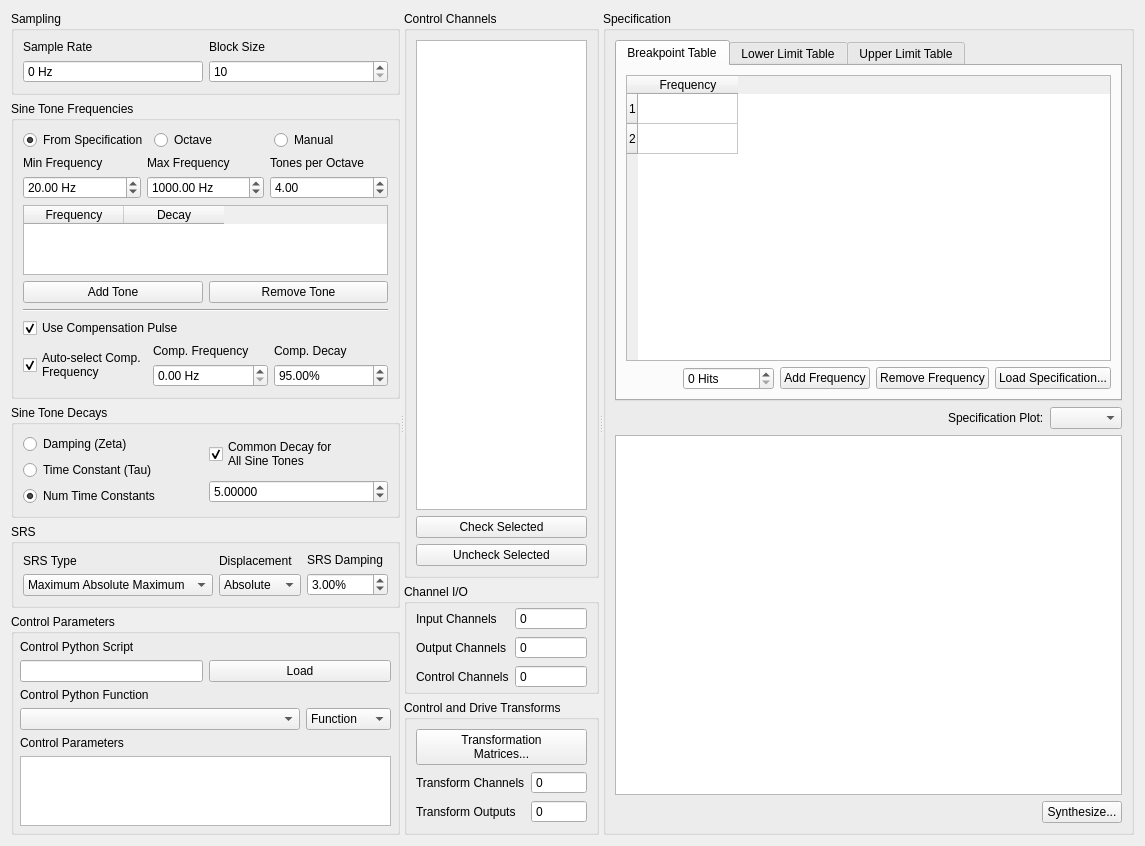
Above: src/rattlesnake/components/srs_sds_definition.ui from sandialabs/rattlesnake-vibration-controller before the change. Below: the same form after it.
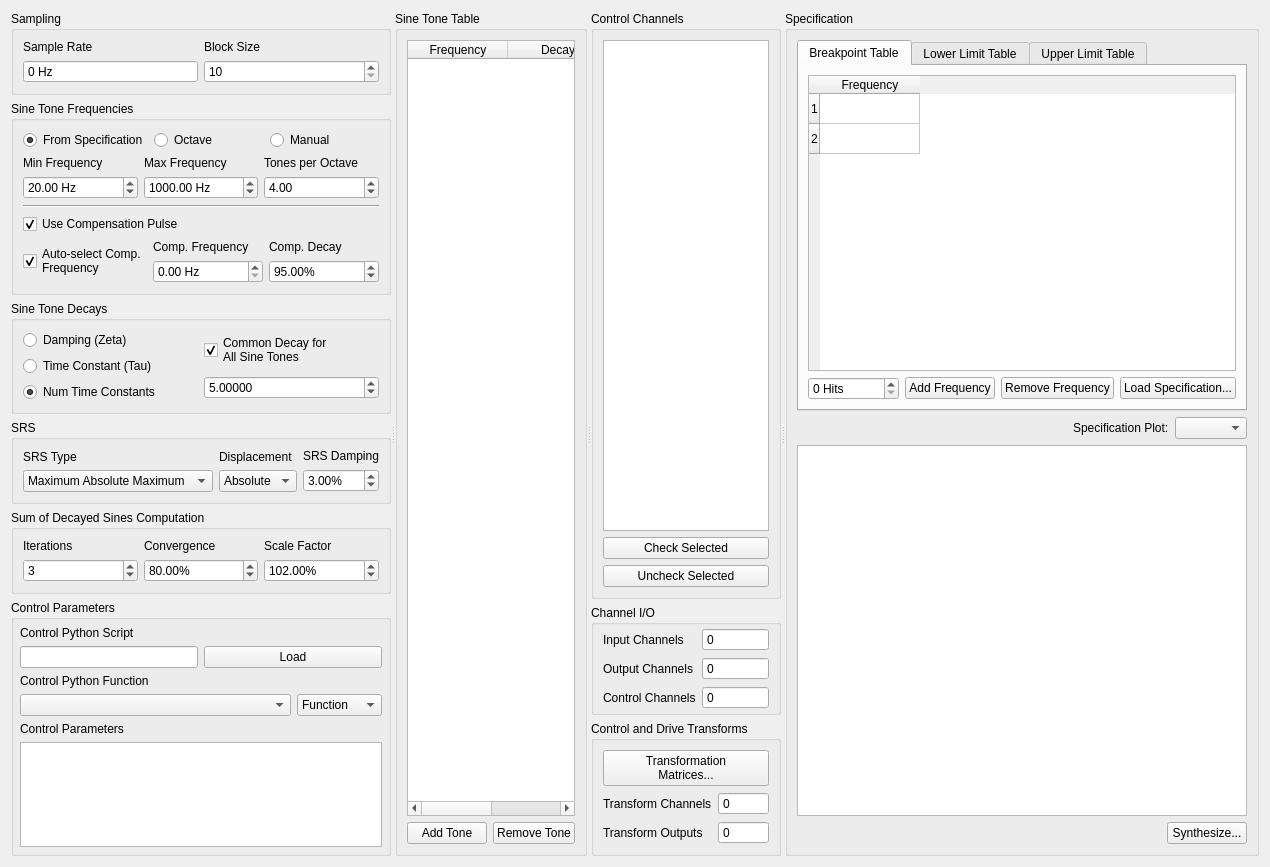
That is the form after the change. Custom widgets are drawn as their Qt base class.

Commit message: Added missing SDS computation parameters

Patch:
```diff
--- a/src/rattlesnake/components/srs_sds_definition.ui
+++ b/src/rattlesnake/components/srs_sds_definition.ui
@@ -6,8 +6,8 @@
    <rect>
     <x>0</x>
     <y>0</y>
-    <width>1145</width>
-    <height>800</height>
+    <width>1252</width>
+    <height>867</height>
    </rect>
   </property>
   <property name="windowTitle">
@@ -19,7 +19,11 @@
      <property name="orientation">
       <enum>Qt::Horizontal</enum>
      </property>
-     <widget class="QSplitter" name="splitter">
+     <widget class="QSplitter" name="control_channels_splitter">
+      <property name="orientation">
+       <enum>Qt::Horizontal</enum>
+      </property>
+      <widget class="QSplitter" name="tone_splitter">
       <property name="orientation">
        <enum>Qt::Horizontal</enum>
       </property>
@@ -219,38 +223,6 @@
              </item>
             </layout>
            </item>
-           <item>
-            <widget class="QTableWidget" name="tone_table">
-             <column>
-              <property name="text">
-               <string>Frequency</string>
-              </property>
-             </column>
-             <column>
-              <property name="text">
-               <string>Decay</string>
-              </property>
-             </column>
-            </widget>
-           </item>
-           <item>
-            <layout class="QHBoxLayout" name="tone_buttons">
-             <item>
-              <widget class="QPushButton" name="add_tone_button">
-               <property name="text">
-                <string>Add Tone</string>
-               </property>
-              </widget>
-             </item>
-             <item>
-              <widget class="QPushButton" name="remove_tone_button">
-               <property name="text">
-                <string>Remove Tone</string>
-               </property>
-              </widget>
-             </item>
-            </layout>
-           </item>
            <item>
             <widget class="Line" name="line">
              <property name="orientation">
@@ -524,6 +496,99 @@
           </layout>
          </widget>
         </item>
+         <item>
+          <widget class="QGroupBox" name="sds_groupbox">
+           <property name="title">
+            <string>Sum of Decayed Sines Computation</string>
+           </property>
+           <layout class="QGridLayout" name="gridLayout_2">
+            <item row="0" column="0">
+             <layout class="QVBoxLayout" name="sds_iterations_layout">
+              <item>
+               <widget class="QLabel" name="sds_iterations_label">
+                <property name="text">
+                 <string>Iterations</string>
+                </property>
+               </widget>
+              </item>
+              <item>
+               <widget class="QSpinBox" name="sds_iterations_selector">
+                <property name="minimum">
+                 <number>2</number>
+                </property>
+                <property name="maximum">
+                 <number>10</number>
+                </property>
+                <property name="value">
+                 <number>3</number>
+                </property>
+               </widget>
+              </item>
+             </layout>
+            </item>
+            <item row="0" column="1">
+             <layout class="QVBoxLayout" name="sds_convergence_layout">
+              <item>
+               <widget class="QLabel" name="sds_convergence_label">
+                <property name="text">
+                 <string>Convergence</string>
+                </property>
+               </widget>
+              </item>
+              <item>
+               <widget class="QDoubleSpinBox" name="sds_convergence_selector">
+                <property name="suffix">
+                 <string>%</string>
+                </property>
+                <property name="minimum">
+                 <double>10.000000000000000</double>
+                </property>
+                <property name="maximum">
+                 <double>100.000000000000000</double>
+                </property>
+                <property name="singleStep">
+                 <double>5.000000000000000</double>
+                </property>
+                <property name="value">
+                 <double>80.000000000000000</double>
+                </property>
+               </widget>
+              </item>
+             </layout>
+            </item>
+            <item row="0" column="2">
+             <layout class="QVBoxLayout" name="sds_scale_factor_layout">
+              <item>
+               <widget class="QLabel" name="sds_scale_factor_label">
+                <property name="text">
+                 <string>Scale Factor</string>
+                </property>
+               </widget>
+              </item>
+              <item>
+               <widget class="QDoubleSpinBox" name="sds_scale_factor_selector">
+                <property name="suffix">
+                 <string>%</string>
+                </property>
+                <property name="minimum">
+                 <double>10.000000000000000</double>
+                </property>
+                <property name="maximum">
+                 <double>200.000000000000000</double>
+                </property>
+                <property name="singleStep">
+                 <double>5.000000000000000</double>
+                </property>
+                <property name="value">
+                 <double>102.000000000000000</double>
+                </property>
+               </widget>
+              </item>
+             </layout>
+            </item>
+           </layout>
+          </widget>
+         </item>
         <item>
          <widget class="QGroupBox" name="control_parameters_groupbox">
           <property name="title">
@@ -679,8 +744,54 @@
         </item>
        </layout>
       </widget>
-      <widget class="QWidget" name="layoutWidget">
-       <layout class="QVBoxLayout" name="channels_layout">
+       <widget class="QWidget" name="verticalLayoutWidget_2">
+        <layout class="QVBoxLayout" name="sine_tone_layout">
+         <item>
+          <widget class="QGroupBox" name="sine_tone_groupbox">
+           <property name="title">
+            <string>Sine Tone Table</string>
+           </property>
+           <layout class="QVBoxLayout" name="verticalLayout_2">
+            <item>
+             <widget class="QTableWidget" name="tone_table">
+              <column>
+               <property name="text">
+                <string>Frequency</string>
+               </property>
+              </column>
+              <column>
+               <property name="text">
+                <string>Decay</string>
+               </property>
+              </column>
+             </widget>
+            </item>
+            <item>
+             <layout class="QHBoxLayout" name="tone_buttons">
+              <item>
+               <widget class="QPushButton" name="add_tone_button">
+                <property name="text">
+                 <string>Add Tone</string>
+                </property>
+               </widget>
+              </item>
+              <item>
+               <widget class="QPushButton" name="remove_tone_button">
+                <property name="text">
+                 <string>Remove Tone</string>
+                </property>
+               </widget>
+              </item>
+             </layout>
+            </item>
+           </layout>
+          </widget>
+         </item>
+        </layout>
+       </widget>
+      </widget>
+      <widget class="QWidget" name="verticalLayoutWidget_3">
+       <layout class="QVBoxLayout" name="control_channels_layout">
         <item>
          <widget class="QGroupBox" name="control_channels_groupbox">
           <property name="sizePolicy">
@@ -936,16 +1047,16 @@
        </layout>
       </widget>
      </widget>
-     <widget class="QWidget" name="verticalLayoutWidget_2">
-      <layout class="QVBoxLayout" name="spec_layout">
+     <widget class="QWidget" name="verticalLayoutWidget_4">
+      <layout class="QVBoxLayout" name="specification_layout">
        <item>
         <widget class="QGroupBox" name="specification_groupbox">
          <property name="title">
           <string>Specification</string>
          </property>
-         <layout class="QVBoxLayout" name="verticalLayout_2">
+         <layout class="QVBoxLayout" name="verticalLayout_21">
           <item>
-           <widget class="QTabWidget" name="tabWidget">
+           <widget class="QTabWidget" name="specification_tabwidget">
             <property name="currentIndex">
              <number>0</number>
             </property>
```
Left out of the diff: 32 changed lines with no effect on the pictures. Lines whose indentation alone changed are shown as unchanged.
